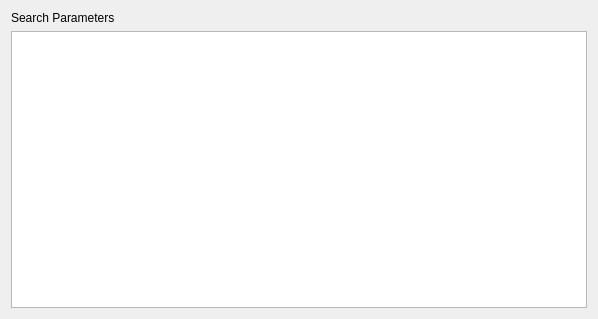
Before: the Qt Designer form src/maven/forms/searchparamsdialog.ui in eugenemel/maven, drawn with Qt 5.
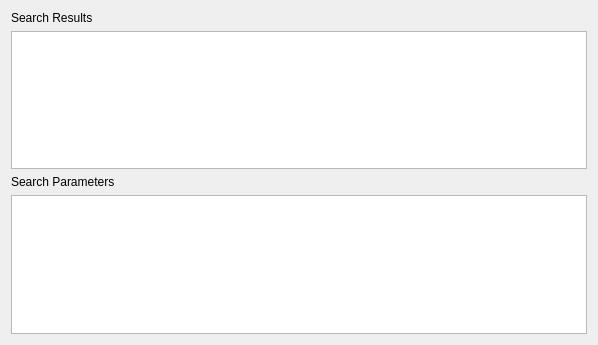
After: the same form once the commit is applied.

Commit message: Issue 252: created slot in tabledockresult settings dialog to show results information.

Patch:
```diff
--- a/src/maven/forms/searchparamsdialog.ui
+++ b/src/maven/forms/searchparamsdialog.ui
@@ -7,22 +7,52 @@
     <x>0</x>
     <y>0</y>
     <width>598</width>
-    <height>319</height>
+    <height>345</height>
    </rect>
   </property>
   <property name="windowTitle">
    <string>Cluster PeakGroups</string>
   </property>
   <layout class="QGridLayout" name="gridLayout">
-   <item row="0" column="0">
+   <item row="5" column="0">
     <widget class="QLabel" name="lblSrchParams">
      <property name="text">
       <string>Search Parameters</string>
      </property>
     </widget>
    </item>
+   <item row="7" column="0">
+    <widget class="QTextBrowser" name="txtSrchParams">
+     <property name="sizePolicy">
+      <sizepolicy hsizetype="Expanding" vsizetype="Expanding">
+       <horstretch>0</horstretch>
+       <verstretch>0</verstretch>
+      </sizepolicy>
+     </property>
+    </widget>
+   </item>
+   <item row="0" column="0">
+    <widget class="QLabel" name="lblSrchResults">
+     <property name="text">
+      <string>Search Results</string>
+     </property>
+    </widget>
+   </item>
    <item row="1" column="0">
-    <widget class="QTextBrowser" name="txtSrchParams"/>
+    <widget class="QTextBrowser" name="txtSrchResults">
+     <property name="sizePolicy">
+      <sizepolicy hsizetype="Expanding" vsizetype="Expanding">
+       <horstretch>0</horstretch>
+       <verstretch>0</verstretch>
+      </sizepolicy>
+     </property>
+     <property name="baseSize">
+      <size>
+       <width>0</width>
+       <height>0</height>
+      </size>
+     </property>
+    </widget>
    </item>
   </layout>
  </widget>
```
The commit also changes 1 other file.
